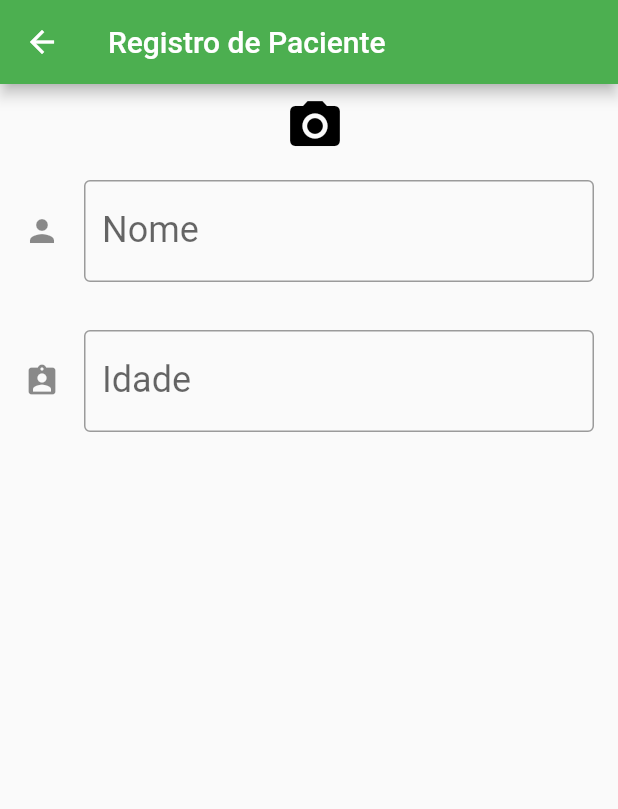
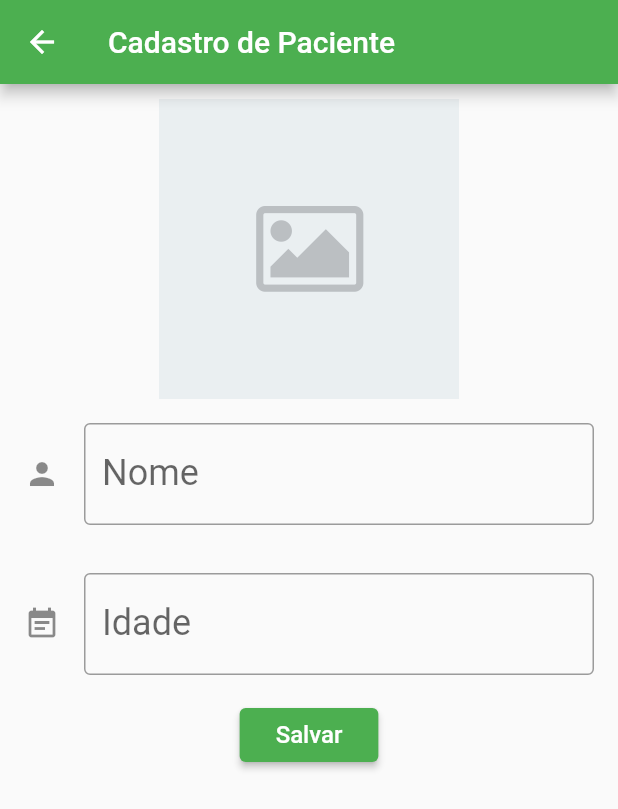
Before and after one commit to Marcos05555/tobi05, a Flutter app: the PatientRegisterScreen screen opened directly, on a phone screen of 412 x 824 dp. Shown: the top 809 px of the screen. Run offline on Flutter 3.47's test engine with Material 2 defaults, Android fonts, the phone set to English and light mode, and no system bars; our stand-ins replace image_picker.

Commit message:
29/04/2020 camera funfo

```diff
--- a/mobi/lib/screens/Screen_patientRegister.dart
+++ b/mobi/lib/screens/Screen_patientRegister.dart
@@ -1,72 +1,83 @@
 import 'dart:io';
-
-
 import 'package:flutter/material.dart';
 import 'package:image_picker/image_picker.dart';
+import 'home_screen.dart';
 import 'package:mobi/screens/Screen_registration.dart';
-File imageFile;
 
-class PatientRegisterScreen extends StatelessWidget {
+void main() => runApp(PatientRegisterScreen());
+
+class PatientRegisterScreen extends StatefulWidget {
+  _PatientRegisterScreenState createState() => _PatientRegisterScreenState();
+}
+
+class _PatientRegisterScreenState extends State<PatientRegisterScreen> {
   @override
+  File _image;
+
+  Future getImage(bool isCamera) async {
+    File image;
+    if (isCamera) {
+      image = await ImagePicker.pickImage(source: ImageSource.camera);
+    } else {
+      image = await ImagePicker.pickImage(source: ImageSource.gallery);
+    }
+    setState(() {
+      _image = image;
+    });
+  }
+
+  Widget decideImageView() {
+    if (_image == null) {
+      return InkWell(
+          onTap: () {
+            getImage(true);
+          },
+          child: Image.asset(
+            'image/default-placeholder-1-2.png',
+            width: 200.0,
+            height: 200.0,
+          ));
+    } else {
+      return InkWell(
+          onTap: () {
+            getImage(true);
+          },
+          child: Image.file(
+            _image,
+            width: 300.0,
+            height: 300.0,
+          ));
+    }
+  }
+
   Widget build(BuildContext context) {
-    var scaffold = Scaffold(
+    return Scaffold(
       appBar: AppBar(
-        title: Text('Registro de Paciente'),
+        title: Text('Cadastro de Paciente'),
       ),
-      body: SingleChildScrollView(
-              child: Column(
-          children: <Widget>[
-            LodingScreen(),
-          ],
-        ),
+      body: Column(
+        crossAxisAlignment: CrossAxisAlignment.center,
+        children: <Widget>[
+          //IconButton(icon:Icon(Icons.camera_alt,size: 300.0), onPressed: (){getImage(true);}),
+          SizedBox(
+            height: 10.0,
+          ),
+          decideImageView(),
+          //_image == null? Container(): Image.file(_image,height: 300.0,width: 300.0,),
+          TextBox(Icons.person, 'Nome', 'Nome do Paciente'),
+          TextBox(Icons.event_note, 'Idade', 'Idade do Paciente'),
+          RaisedButton(
+            onPressed: () {
+              Navigator.of(context)
+                  .push(MaterialPageRoute(builder: (context) => HomeScreen()));
+            },
+            child: Text(
+              'Salvar',
+              style: TextStyle(fontSize: 16),
+            ),
+          )
+        ],
       ),
     );
-    return scaffold;
   }
 }
-
-class LodingScreen extends StatefulWidget {
-  @override
-  _LodingScreenState createState() => _LodingScreenState();
-}
-
-class _LodingScreenState extends State<LodingScreen> {
-
-  _openCamera(BuildContext context) async{
-    var picture = await ImagePicker.pickImage(source: ImageSource.gallery);
-    this.setState((){
-      imageFile = picture;
-    });
-    Navigator.of(context).pop();
-  }
-
-Widget _decideImageView(BuildContext context){
-  if(imageFile == null){
-    return IconButton(icon: Icon(Icons.camera_alt,color: Colors.black,size: 40,), onPressed:(){ _openCamera(context);});
-  }
-  else{
-    Image.file(imageFile, width: 10,height: 10);
-  }
-}
-
-
-
-
-
-
-
-  Widget build(BuildContext context) {
-    return Column(
-      crossAxisAlignment: CrossAxisAlignment.center,
-          children: <Widget>[
-            _decideImageView(context),
-            TextBox(Icons.person, 'Nome', 'Nome do paciente'),
-              TextBox(Icons.assignment_ind, 'Idade', 'Idade do paciente'),
-          ]
-    );
-  }
-
-
-
-
-}
--- a/mobi/lib/screens/Screen_registration.dart
+++ b/mobi/lib/screens/Screen_registration.dart
@@ -1,4 +1,5 @@
 import 'package:flutter/material.dart';
+
 
 class RegisterScreen extends StatelessWidget {
   @override
--- a/mobi/pubspec.yaml
+++ b/mobi/pubspec.yaml
@@ -17,9 +17,9 @@ environment:
   sdk: ">=2.1.0 <3.0.0"
 
 dependencies:
-   image_picker:
-   flutter:
+  flutter:
     sdk: flutter
+  image_picker:
 
 
   # The following adds the Cupertino Icons font to your application.
@@ -47,6 +47,7 @@ flutter:
    - image/Vestibular_UEA_2019_1.png
    - image/montagem.jpg
    - image/Screenshot_20200214-113120.png
+   - image/default-placeholder-1-2.png
 
   # An image asset can refer to one or more resolution-specific "variants", see
   # https://flutter.dev/assets-and-images/#resolution-aware.
```
Also changed, not shown: mobi/image/default-placeholder-1-2.png (added), mobi/pubspec.lock.
